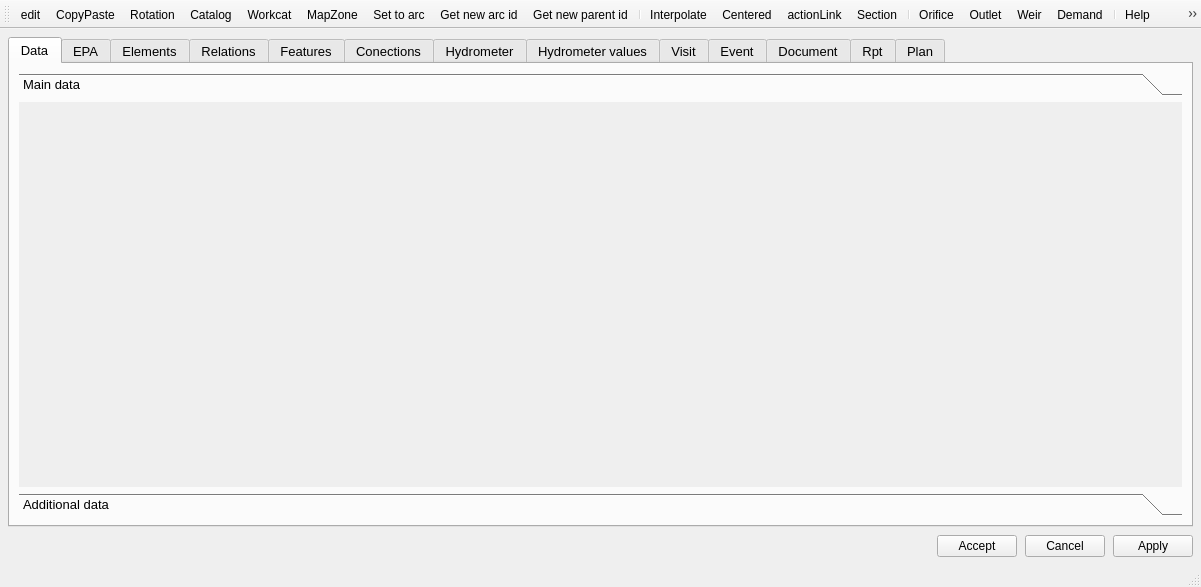
Old version of the form core/ui/toolbars/basic/info_feature.ui in the repository giswater/plugin.
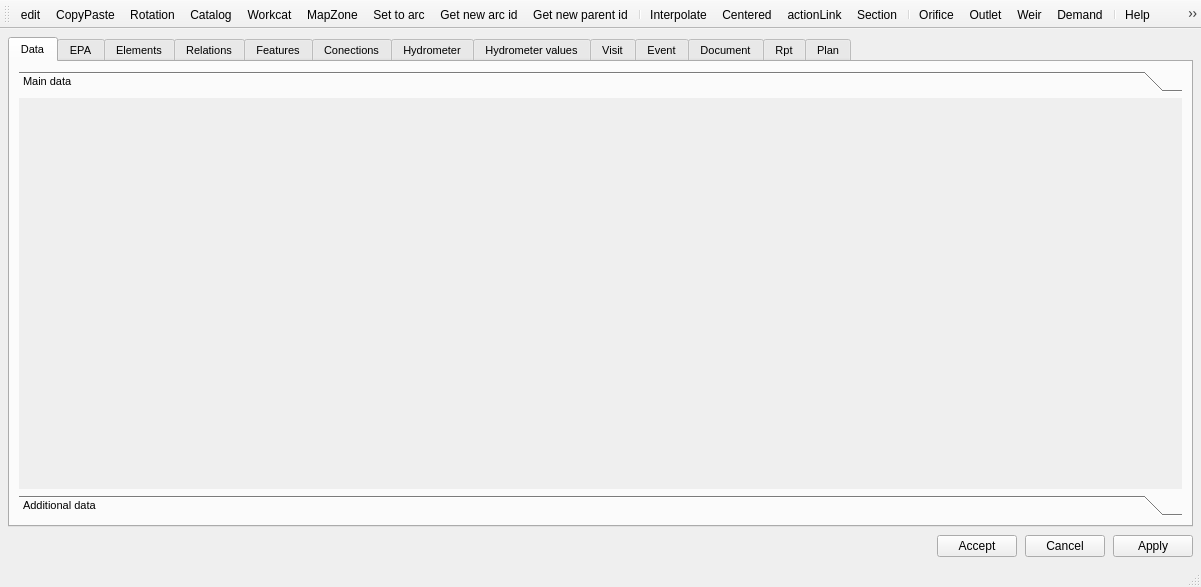
New version of the form. Custom widgets are drawn as their Qt base class.

Commit message:
fix(ui): standardize font sizes in UI components
Reduce font size from 10 to 8 in the info_feature and config UI files for consistency. Update ThemeManager to remove unnecessary point size adjustments for better font handling.

What changed in the file:
```diff
--- a/core/ui/toolbars/basic/info_feature.ui
+++ b/core/ui/toolbars/basic/info_feature.ui
@@ -81,7 +81,7 @@
      <widget class="QTabWidget" name="tab_main">
       <property name="font">
        <font>
-        <pointsize>10</pointsize>
+        <pointsize>8</pointsize>
         <bold>false</bold>
        </font>
       </property>
```
The commit also changes 2 other files.
